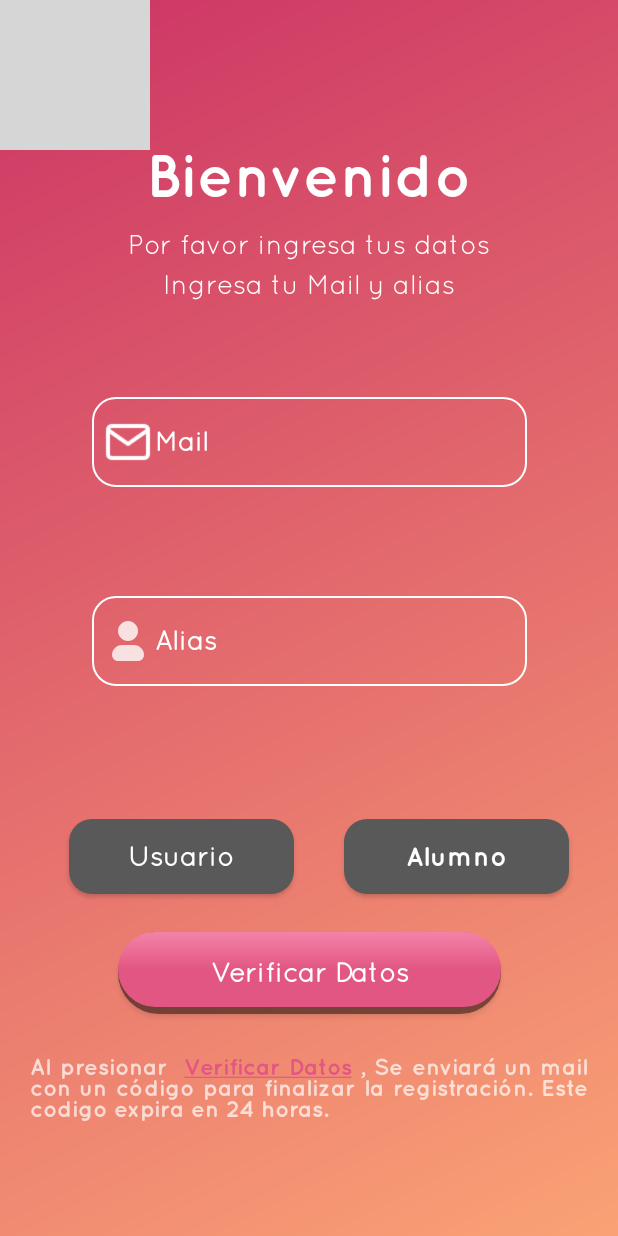
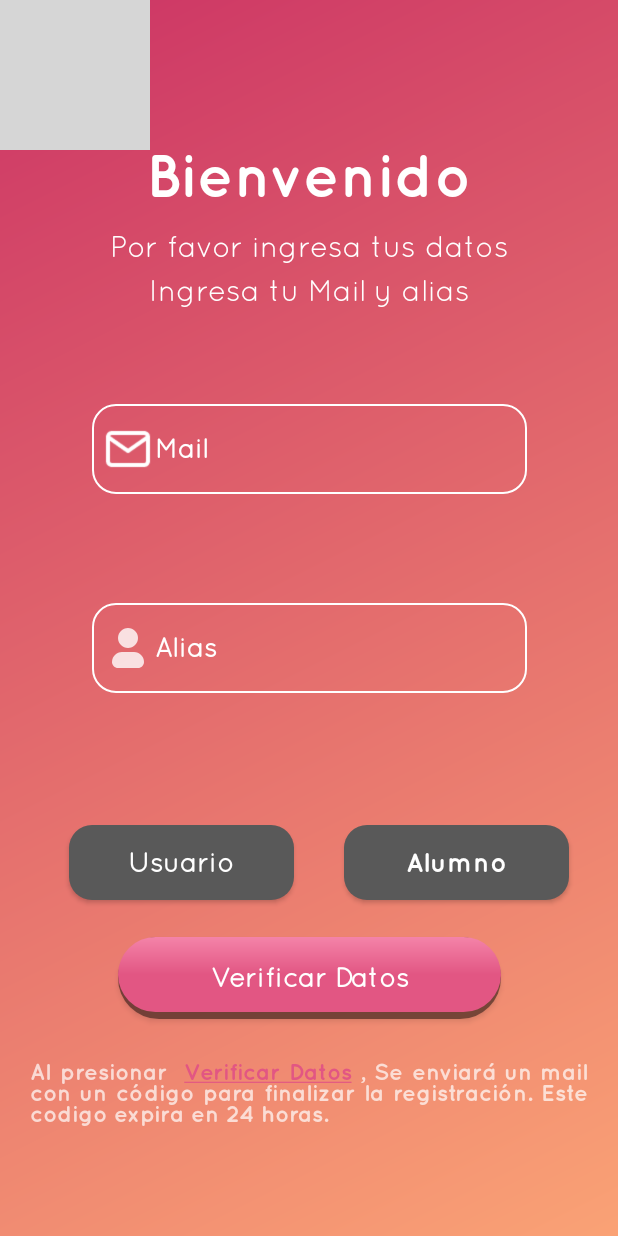
Before and after one commit to juancruz2020/front-desarrollo-de-aplicaciones, an Android app: the Registro screen opened directly, with no data from a screen before it, on a phone screen of 412 x 824 dp. Run offline under Robolectric (Android 15) with nearby library versions, the phone set to English and light mode, and no system bars; grey boxes are pictures that could not be loaded.

Commit message:
Update activity_registro.xml

```diff
--- a/app/src/main/res/layout/activity_registro.xml
+++ b/app/src/main/res/layout/activity_registro.xml
@@ -45,14 +45,15 @@
 
         />
 
-    <TextView
+     <TextView
         android:id="@+id/info1"
         android:layout_width="wrap_content"
         android:layout_height="wrap_content"
         android:text="@string/infoRegistro"
-        android:textSize="18sp"
+        android:textSize="20sp"
         android:fontFamily="@font/quicksand_book"
         android:textColor="@color/white"
+        android:textAlignment="center"
         app:layout_constraintTop_toBottomOf="@id/saludo"
         app:layout_constraintBottom_toBottomOf="parent"
         app:layout_constraintStart_toStartOf="parent"
@@ -66,9 +67,10 @@
         android:layout_width="wrap_content"
         android:layout_height="wrap_content"
         android:text="@string/infoRegistro2"
-        android:textSize="18sp"
+        android:textSize="20sp"
         android:fontFamily="@font/quicksand_book"
         android:textColor="@color/white"
+        android:textAlignment="center"
         app:layout_constraintTop_toBottomOf="@id/info1"
         app:layout_constraintBottom_toBottomOf="parent"
         app:layout_constraintStart_toStartOf="parent"
```
